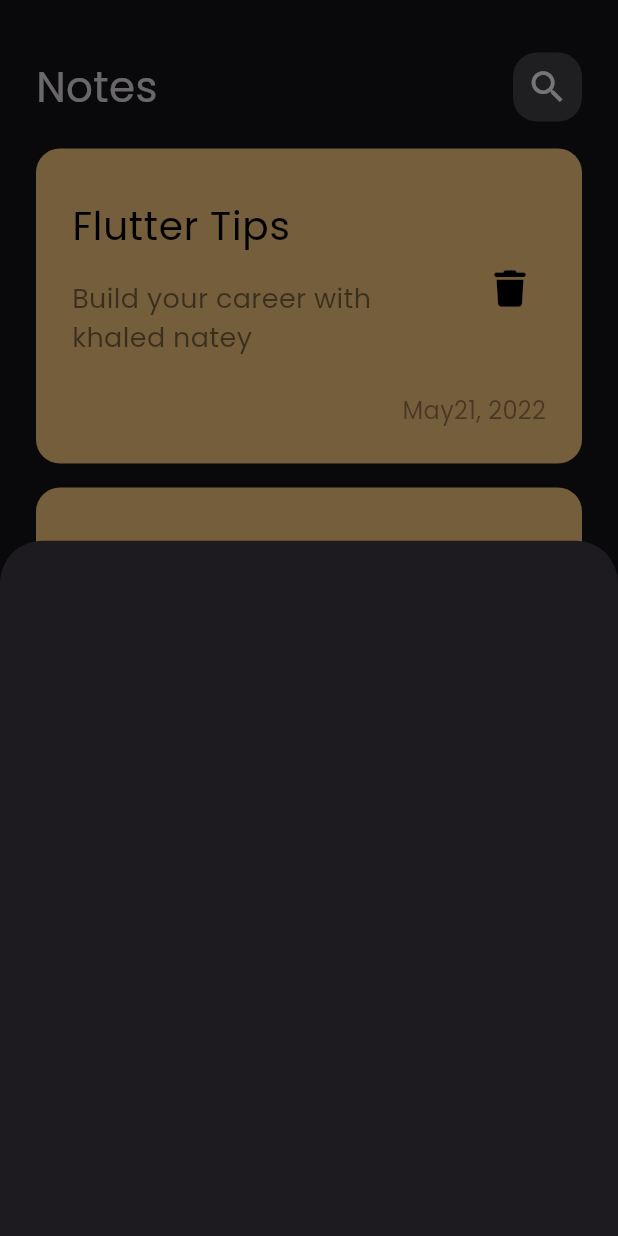
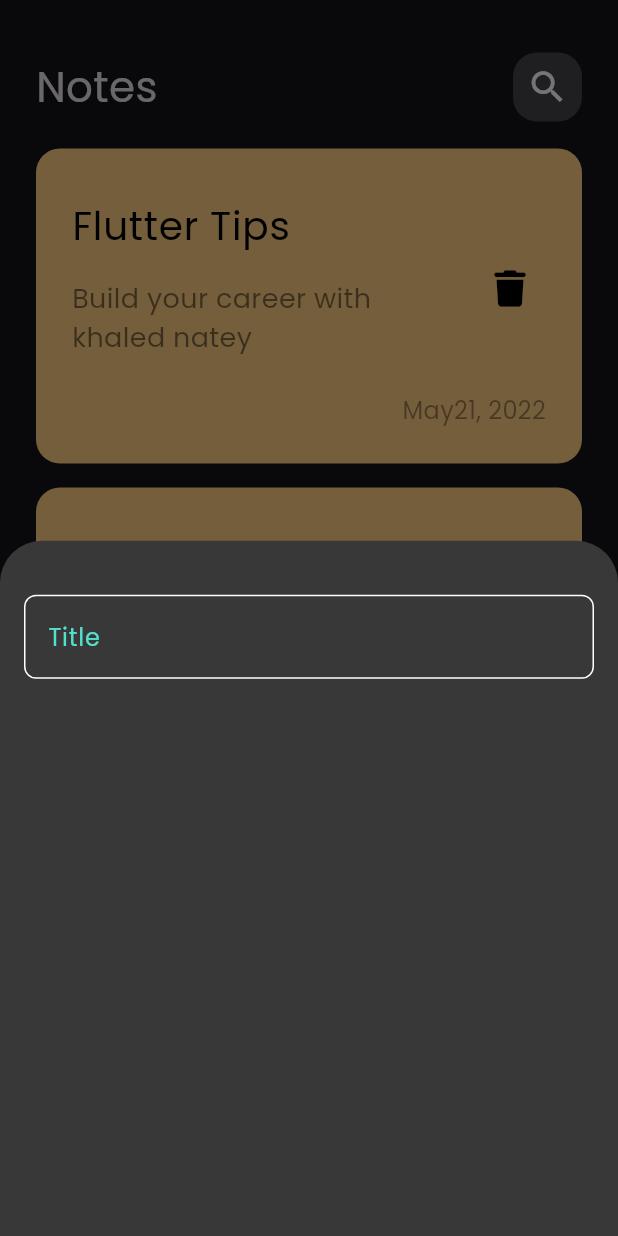
Before and after one commit to khaledNat3y/notes_app, a Flutter app: the screen it shows after launch, after a tap on the "add" icon, on a phone screen of 412 x 824 dp. Run offline on Flutter 3.47's test engine with Material 3 defaults, Android fonts, the phone set to English and light mode, and no system bars; our stand-ins replace font_awesome_flutter.

Commit message:
-Added appColors. -Added custom text field.

```diff
--- /dev/null
+++ b/lib/constants/app_colors.dart
@@ -0,0 +1,5 @@
+import 'package:flutter/material.dart';
+
+abstract class AppColors {
+  static const Color primaryColor = Color(0xff51E0CB);
+}
--- a/lib/ui/notes_view.dart
+++ b/lib/ui/notes_view.dart
@@ -10,13 +10,20 @@ class NotesView extends StatelessWidget {
     return Scaffold(
       floatingActionButton: FloatingActionButton(
         onPressed: () {
-          showModalBottomSheet(context: context, builder: (context) {
-            return const AddBottomSheet();
-          });
+          showModalBottomSheet(
+              context: context,
+              builder: (context) {
+                return const AddBottomSheet();
+              },
+            backgroundColor: const Color(0xff383838),
+          );
         },
         shape: RoundedRectangleBorder(borderRadius: BorderRadius.circular(30)),
         backgroundColor: const Color(0xff51E0CB),
-        child: const Icon(Icons.add, color: Colors.black,),
+        child: const Icon(
+          Icons.add,
+          color: Colors.black,
+        ),
       ),
       body: const NotesViewBody(),
     );
--- a/lib/ui/widgets/add_bottom_sheet.dart
+++ b/lib/ui/widgets/add_bottom_sheet.dart
@@ -1,10 +1,19 @@
 import 'package:flutter/material.dart';
+import 'package:notes_app/ui/widgets/custom_text_field.dart';
 
 class AddBottomSheet extends StatelessWidget {
   const AddBottomSheet({super.key});
 
   @override
   Widget build(BuildContext context) {
-    return Container();
+    return Padding(
+      padding: const EdgeInsets.symmetric(vertical: 16, horizontal: 16),
+      child: const Column(
+        children: [
+          SizedBox(height: 20,),
+          CustomTextField(),
+        ],
+      ),
+    );
   }
 }
--- /dev/null
+++ b/lib/ui/widgets/custom_text_field.dart
@@ -0,0 +1,28 @@
+import 'package:flutter/material.dart';
+import 'package:notes_app/constants/app_colors.dart';
+
+class CustomTextField extends StatelessWidget {
+  const CustomTextField({super.key});
+
+  @override
+  Widget build(BuildContext context) {
+    return TextField(
+      cursorColor: AppColors.primaryColor,
+      decoration: InputDecoration(
+        border: buildOutlineInputBorder(),
+        enabledBorder: buildOutlineInputBorder(),
+        focusedBorder: buildOutlineInputBorder(AppColors.primaryColor),
+        enabled: true,
+        hintText: "Title",
+        hintStyle: const TextStyle(color: AppColors.primaryColor),
+      )
+    );
+  }
+
+  OutlineInputBorder buildOutlineInputBorder([color]) {
+    return OutlineInputBorder(
+        borderRadius: BorderRadius.circular(8),
+        borderSide: BorderSide(color: color ?? Colors.white),
+      );
+  }
+}
```
